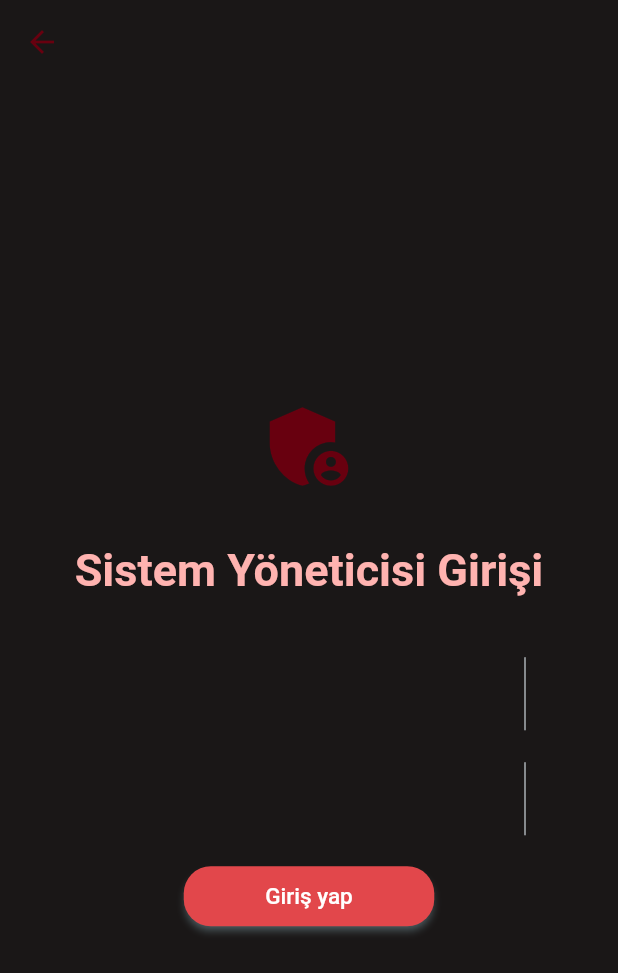
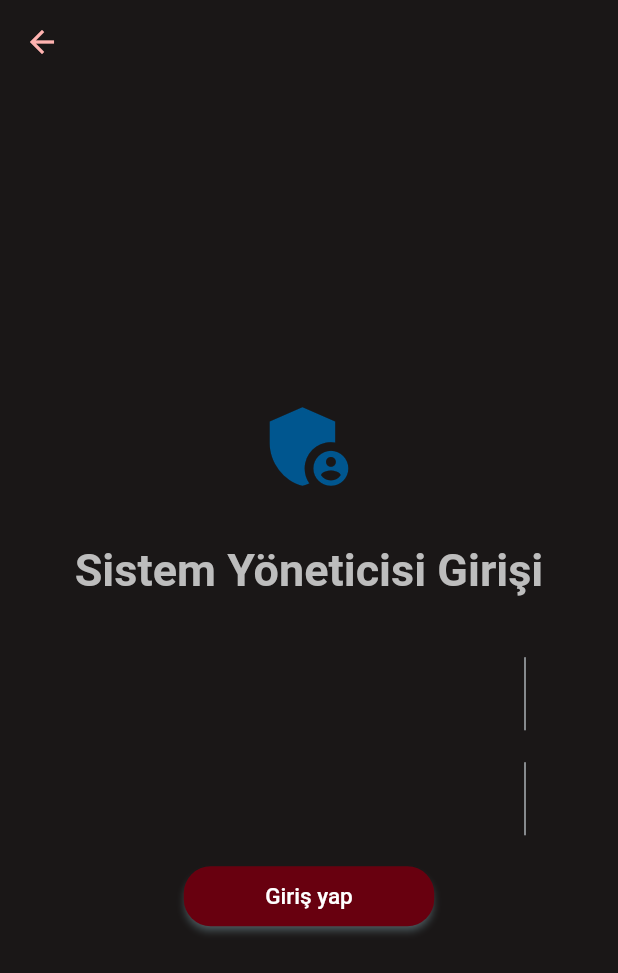
Before and after one commit to begumzengin/ParsyBot, a Flutter app: the DarkAdminLogin screen opened directly, on a phone screen of 412 x 824 dp. Shown: the top 973 px of the screen. Run offline on Flutter 3.47's test engine with Material 2 defaults, Android fonts, the phone set to English and light mode, and no system bars.

Commit message:
Changed text and button colors on dark admin login page

```diff
--- a/parsybot/lib/screens/dark_admin_login.dart
+++ b/parsybot/lib/screens/dark_admin_login.dart
@@ -8,7 +8,7 @@ class DarkAdminLogin extends StatelessWidget {
         appBar: AppBar(
           elevation: 0,
           backgroundColor: darkBgLanding,
-          iconTheme: IconThemeData(color: darkPrimary),
+          iconTheme: IconThemeData(color: buttonColor),
         ),
         backgroundColor: darkBgLanding,
         body: SafeArea(
@@ -16,13 +16,13 @@ class DarkAdminLogin extends StatelessWidget {
                 child: Column(
           mainAxisAlignment: MainAxisAlignment.center,
           children: [
-            Icon(Icons.admin_panel_settings, size: 70, color: darkPrimary),
+            Icon(Icons.admin_panel_settings, size: 70, color: changeLanguage),
             SizedBox(height: 30),
             //sistem yöneticisi girişi
             Text(
               'Sistem Yöneticisi Girişi',
               style: TextStyle(
-                color: buttonColor,
+                color: Colors.grey.shade400,
                 fontWeight: FontWeight.bold,
                 fontSize: 30,
               ),
@@ -79,7 +79,7 @@ class DarkAdminLogin extends StatelessWidget {
                         style: TextStyle(color: Colors.white, fontSize: 15)),
                     style: ButtonStyle(
                       backgroundColor:
-                          MaterialStateProperty.all<Color>(cinnabar),
+                          MaterialStateProperty.all<Color>(darkPrimary),
                       shadowColor: MaterialStateProperty.all<Color>(sinbad),
                       shape: MaterialStateProperty.all<RoundedRectangleBorder>(
                           RoundedRectangleBorder(
```
